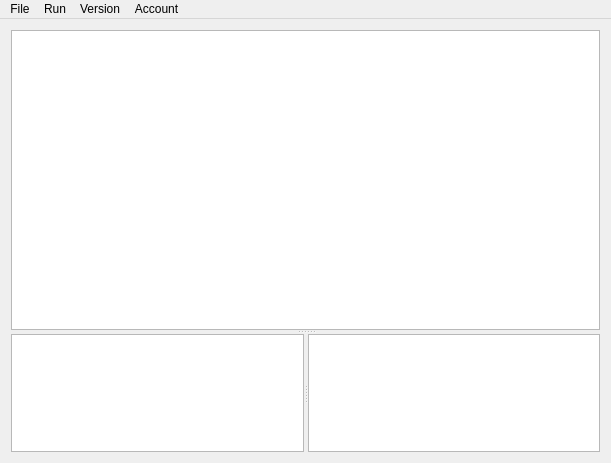
The window that brainfuckide.ui (scottsanett/BrainfuckInterpreter) describes before a commit, drawn with Qt 5.
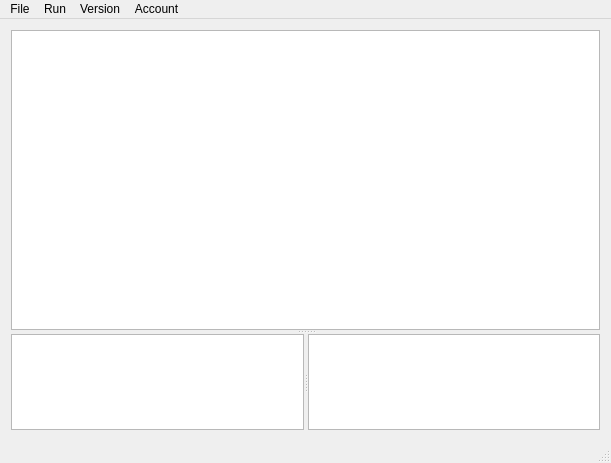
The same window after the commit.

```diff
--- a/brainfuckide.ui
+++ b/brainfuckide.ui
@@ -125,6 +125,9 @@
           <height>0</height>
          </size>
         </property>
+        <property name="styleSheet">
+         <string notr="true">font: 13pt &quot;Monaco&quot;;</string>
+        </property>
        </widget>
       </widget>
      </widget>
@@ -172,6 +175,7 @@
    <addaction name="menuVersion"/>
    <addaction name="menuAccount"/>
   </widget>
+  <widget class="QStatusBar" name="statusBar"/>
   <action name="actionNew">
    <property name="text">
     <string>New</string>
```
Left out of the diff: 12 changed lines with no effect on the pictures.
